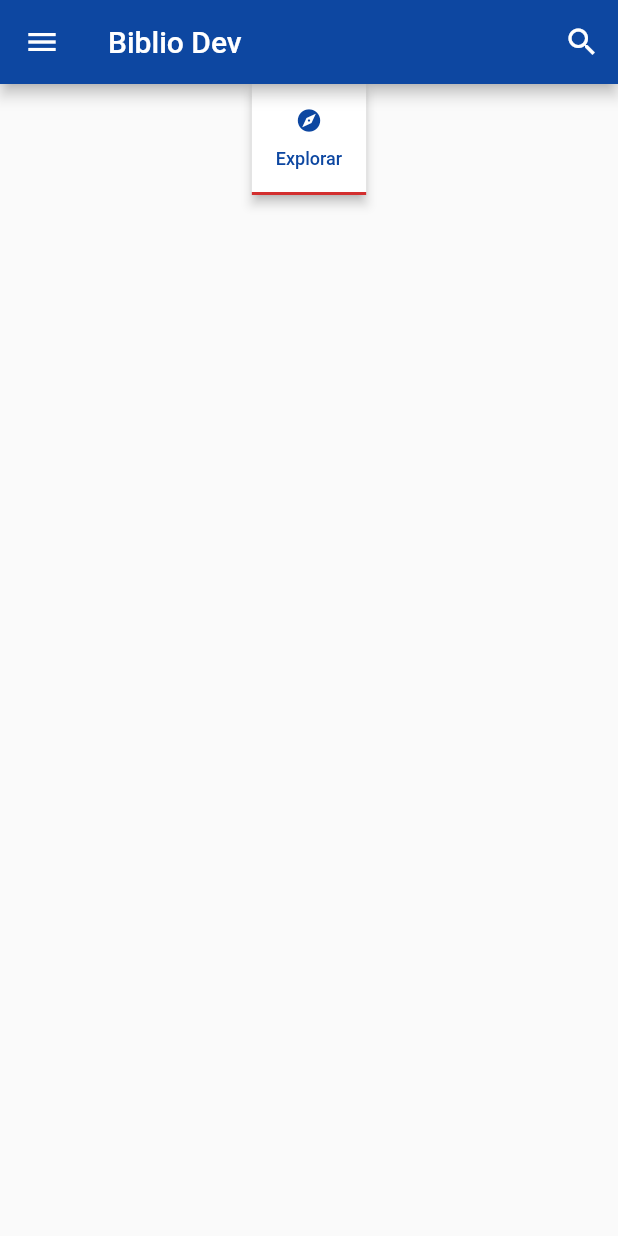
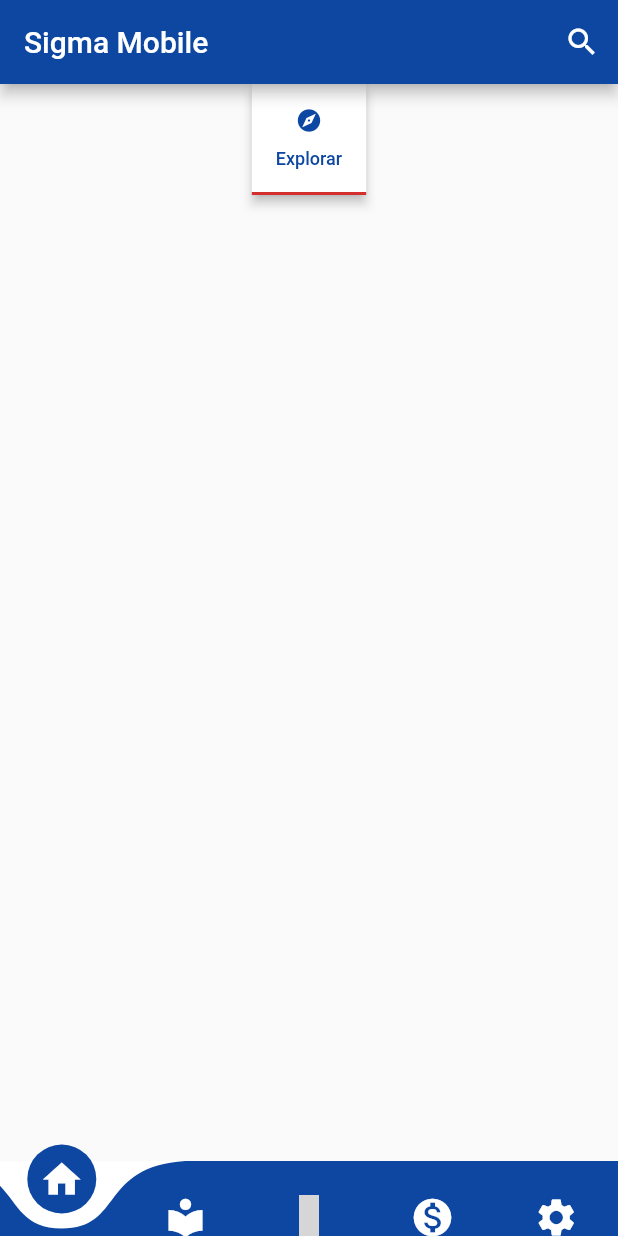
Before and after one commit to miguelgalindez/biblio, a Flutter app: the Home screen opened directly, on a phone screen of 412 x 824 dp. Run offline on Flutter 3.47's test engine with Material 2 defaults, Android fonts, the phone set to English and light mode, and no system bars; drawn by our look-alikes of curved_navigation_bar; our stand-ins replace material_design_icons_flutter, percent_indicator, photo_view, smooth_star_rating; missing offline and left inert: animator; grey boxes are pictures that could not be loaded.

Commit message:
[home-screen] Bottom navigation bar added and created under construction screen

```diff
--- a/lib/main-dev.dart
+++ b/lib/main-dev.dart
@@ -14,7 +14,7 @@ class ConfiguredApp extends StatelessWidget {
   @override
   Widget build(BuildContext context) {
     return AppConfig(
-      appName: 'Biblio Dev',
+      appName: 'Sigma Mobile',
       projectStage: ProjectStages.development,
       apiBaseUrl: "http://192.168.1.124:9308/",
       //primaryColor: Color(0xff4285F4),
--- a/lib/screens/home/index.dart
+++ b/lib/screens/home/index.dart
@@ -7,8 +7,25 @@ import 'package:biblio/screens/home/bookSearchDelegate.dart';
 import 'package:biblio/screens/home/body.dart';
 import 'package:scoped_model/scoped_model.dart';
 import 'package:biblio/models/appVariables.dart';
+import 'package:curved_navigation_bar/curved_navigation_bar.dart';
+import 'package:biblio/screens/bookScan.dart';
+import 'package:material_design_icons_flutter/material_design_icons_flutter.dart';
+import 'package:biblio/screens/underConstruction.dart';
 
-class Home extends StatelessWidget {
+class Home extends StatefulWidget {
+  @override
+  _HomeState createState() => _HomeState();
+}
+
+class _HomeState extends State<Home> {
+  int _selectedPageIndex;
+
+  @override
+  void initState() {
+    _selectedPageIndex = 0;
+    super.initState();
+  }
+
   Future<bool> _onWillPop(BuildContext context) async {
     return showDialog(
           context: context,
@@ -33,9 +50,7 @@ class Home extends StatelessWidget {
         false;
   }
 
-  Widget _buildAppbar(BuildContext context) {
-    AppConfig appConfig = AppConfig.of(context);
-
+  Widget _buildAppbar(BuildContext context, AppConfig appConfig) {
     return AppBar(
       backgroundColor: appConfig.primaryColor,
       title: Text(appConfig.appName),
@@ -49,15 +64,48 @@ class Home extends StatelessWidget {
     );
   }
 
+  Widget _selectPage(AppVariables appVariables) {
+    switch (_selectedPageIndex) {
+      case 0:
+        return HomeBody(bookCategories: appVariables.categories);
+      case 1:
+        return BookScan();
+      default:
+        return UnderConstruction();
+    }
+  }
+
+  Widget _buildBottomNavigationBar(BuildContext context, AppConfig appConfig) {
+    return CurvedNavigationBar(
+      index: _selectedPageIndex,
+      onTap: (int index) {
+        setState(() {
+          _selectedPageIndex = index;
+        });
+      },
+      items: <Widget>[
+        Icon(Icons.home, size: 30, color: Colors.white),
+        Icon(Icons.local_library, size: 30, color: Colors.white),
+        Icon(MdiIcons.barcodeScan, size: 30, color: Colors.white),
+        Icon(Icons.monetization_on, size: 30, color: Colors.white),
+        Icon(Icons.settings, size: 30, color: Colors.white),
+      ],
+      backgroundColor: Colors.white,
+      buttonBackgroundColor: appConfig.primaryColor,
+      color: appConfig.primaryColor,
+      height: 50.0,
+    );
+  }
+
   @override
   Widget build(BuildContext context) {
+    AppConfig appConfig = AppConfig.of(context);
     return WillPopScope(
       child: Scaffold(
-        appBar: _buildAppbar(context),
-        drawer: Drawer(),
+        appBar: _buildAppbar(context, appConfig),
+        bottomNavigationBar: _buildBottomNavigationBar(context, appConfig),
         body: ScopedModelDescendant<AppVariables>(
-          builder: (context, child, appVariables) =>
-              HomeBody(bookCategories: appVariables.categories),
+          builder: (context, child, appVariables) => _selectPage(appVariables),
           rebuildOnChange: true,
         ),
       ),
--- a/pubspec.yaml
+++ b/pubspec.yaml
@@ -24,6 +24,8 @@ dependencies:
   animator:
   modal_progress_hud:
   scoped_model:
+  curved_navigation_bar:
+  material_design_icons_flutter:
 
   # The following adds the Cupertino Icons font to your application.
   # Use with the CupertinoIcons class for iOS style icons.
@@ -55,6 +57,7 @@ flutter:
     - assets/avatar-2.png
     - assets/avatar-3.png
     - assets/avatar-4.png
+    - assets/under-construction.png
 
   # To add assets to your application, add an assets section, like this:
   # assets:
```
Also changed, not shown: lib/screens/bookScan.dart (added, +13 -0 lines), lib/screens/underConstruction.dart (added, +16 -0 lines), assets/under-construction.png (added).
